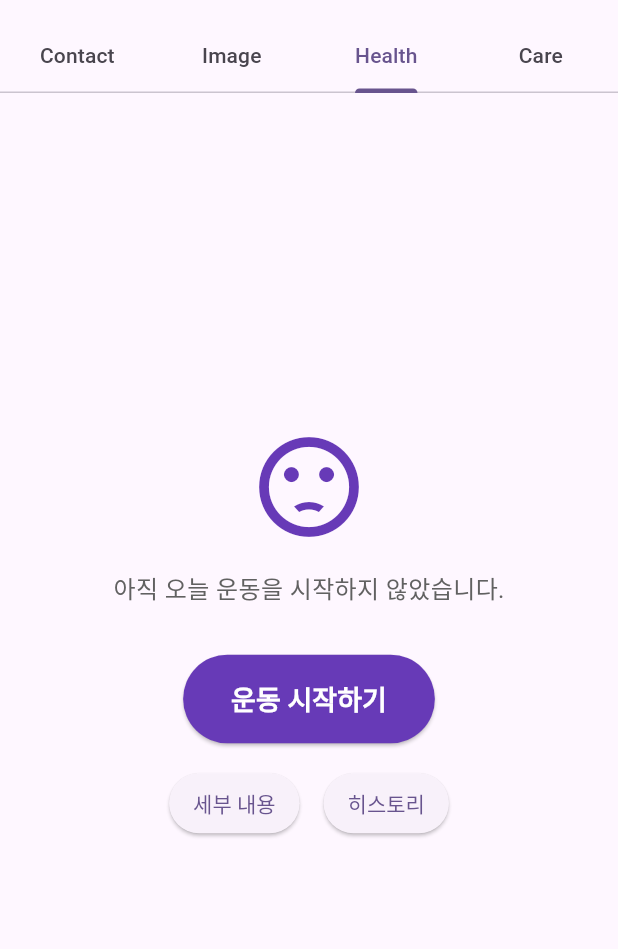
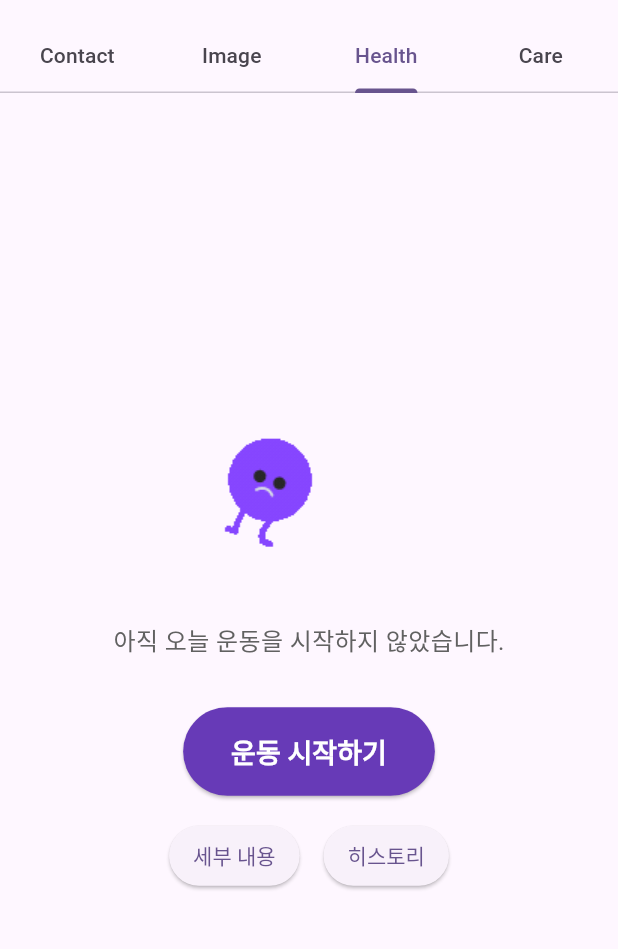
Before and after one commit to sehee-xx/HealthTracker, a Flutter app: the screen it shows after launch, tab 3 chosen, on a phone screen of 412 x 824 dp, the part 63-1012 px from its top. Run offline on Flutter 3.47's test engine with Material 3 defaults, Android fonts, the phone set to English and light mode, and no system bars; our stand-ins replace fl_chart, image_picker, lottie, shared_preferences; missing offline and left inert: flutter_image.

Commit message:
Modify: Health sad gif 추가

```diff
--- a/week1/lib/main.dart
+++ b/week1/lib/main.dart
@@ -12,6 +12,7 @@ import 'package:lottie/lottie.dart';
 import 'package:path_provider/path_provider.dart';
 import 'package:flutter/services.dart';
 import 'package:shared_preferences/shared_preferences.dart';
+import 'package:flutter_image/flutter_image.dart';
 
 void main() {
   initializeDateFormatting('ko_KR', null).then((_) {
@@ -116,9 +117,9 @@ class MyHomePage extends StatefulWidget {
 class _MyHomePageState extends State<MyHomePage> with TickerProviderStateMixin {
   List<Map<String, String>> contacts = []; // JSON 데이터를 담을 리스트
   final ImagePicker _picker = ImagePicker();
-  late TabController _tabController;
   List<ImageTuple> _images = [];
   List<ImageTuple> defaultImageset = [];
+  late TabController _tabController;
 
   final List<String> quotes = [
     "오늘 할 운동을 내일로 미루지 말자",
@@ -152,10 +153,22 @@ class _MyHomePageState extends State<MyHomePage> with TickerProviderStateMixin {
       begin: const Offset(0, 1),
       end: Offset.zero,
     ).animate(_animationController);
+    _loadContacts(); // JSON 데이터를 불러오는 함수 호출
+    _loadInitialImages(); // 디폴트 이미지 추가
+    _loadImages();
+    _animationController = AnimationController(
+      duration: const Duration(milliseconds: 300),
+      vsync: this,
+    );
+    _slideAnimation = Tween<Offset>(
+      begin: const Offset(0, 1),
+      end: Offset.zero,
+    ).animate(_animationController);
   }
 
   @override
   void dispose() {
+    // 추가된 코드: GifController 해제
     _tabController.dispose();
     _animationController.dispose();
     super.dispose();
@@ -1957,10 +1970,13 @@ class _HealthRecordWidgetState extends State<HealthRecordWidget> {
                   child: Column(
                     mainAxisAlignment: MainAxisAlignment.center,
                     children: [
-                      Icon(
-                        Icons.sentiment_dissatisfied,
-                        color: Colors.deepPurple,
-                        size: 80,
+                      // Icon(
+                      //   Icons.sentiment_dissatisfied,
+                      //   color: Colors.deepPurple,
+                      //   size: 80,
+                      // ),
+                      SizedBox(
+                        child: Image.asset('assets/sad.gif'),
                       ),
                       SizedBox(height: 16),
                       Text(
--- a/week1/pubspec.yaml
+++ b/week1/pubspec.yaml
@@ -14,8 +14,10 @@ dependencies:
   cupertino_icons: ^1.0.2
   intl: ^0.17.0
   shared_preferences: ^2.0.6
-  lottie: ^1.2.1
+  lottie: ^1.4.3
   path_provider: ^2.0.9
+  image: ^3.0.1
+  flutter_image: ^4.1.11
 
 dev_dependencies:
   flutter_test:
@@ -30,6 +32,7 @@ flutter:
     - assets/app_logo.png
     - assets/running_man.json
     - assets/splash.json
+    - assets/sad.gif
     - assets/pics/image0.jpg
     - assets/pics/image1.jpg
     - assets/pics/image2.jpg
```
Also changed, not shown: week1/assets/sad.gif (added), week1/pubspec.lock.
